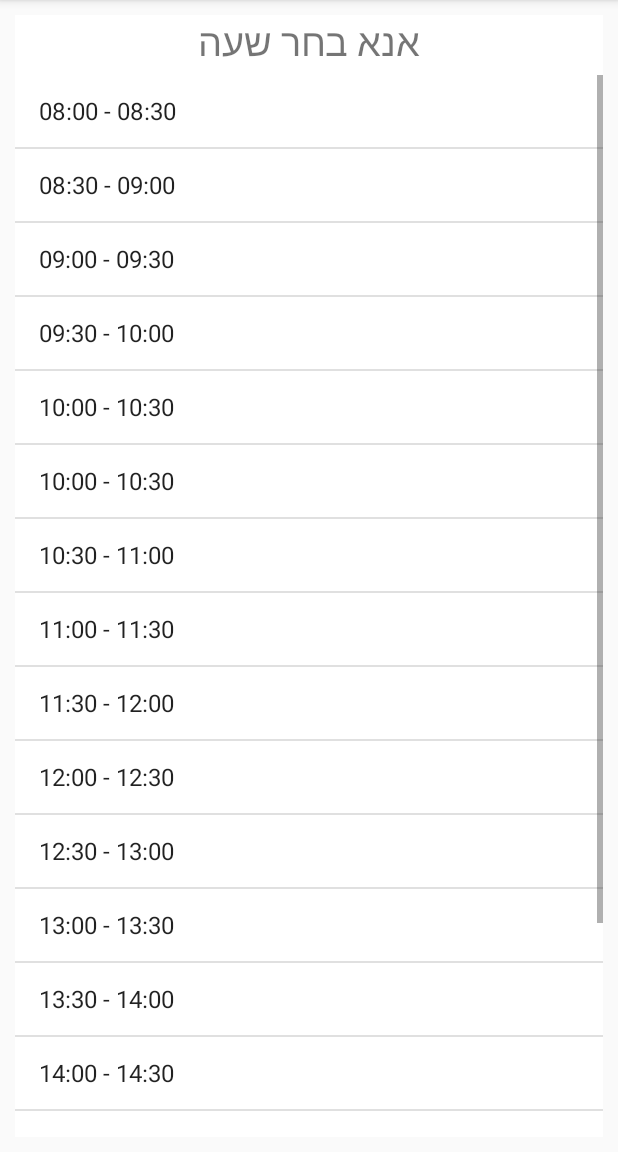
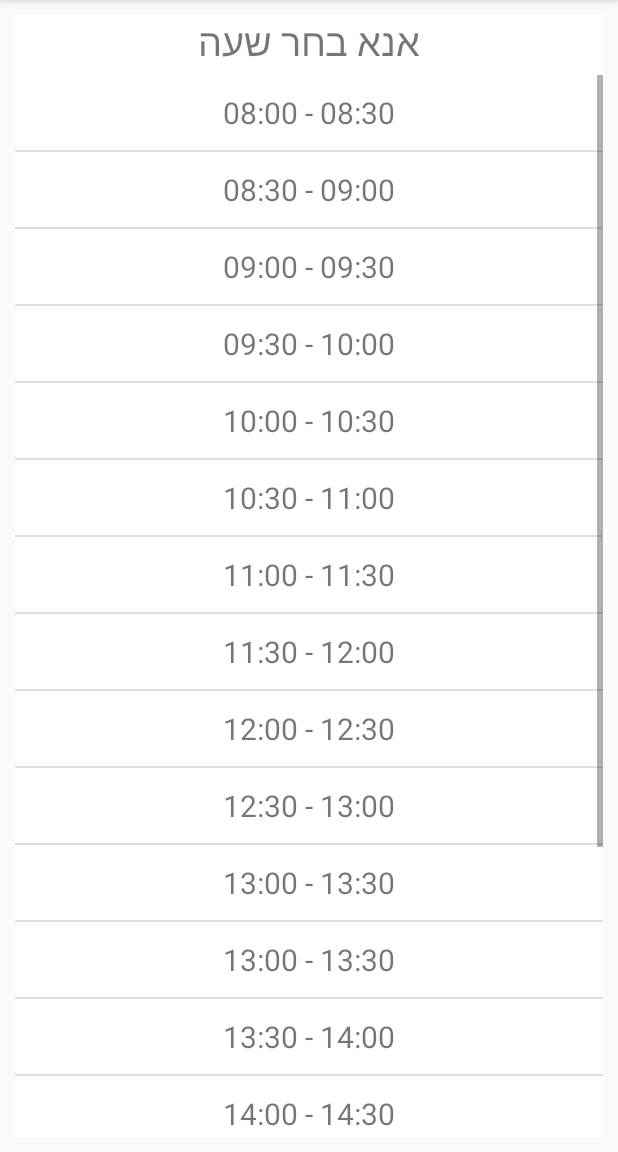
Before and after one commit to benarie/iQueues, an Android app: the fragment TimeListFragment placed in its activity, after a tap on "08:00 - 08:30", on a phone screen of 412 x 824 dp, the part 84-1236 px from its top. Run offline under Robolectric (Android 15) with nearby library versions, the phone set to English and light mode, and no system bars; our stand-ins replace Firebase (no records; nobody signed in at launch, a user with empty details on screens opened directly).

Commit message:
09/10/18

```diff
--- a/app/src/main/java/com/iQueues/DateFragment.java
+++ b/app/src/main/java/com/iQueues/DateFragment.java
@@ -3,6 +3,7 @@ package com.iQueues;
 import android.app.Activity;
 import android.app.Fragment;
 import android.content.Context;
+import android.content.SharedPreferences;
 import android.os.Bundle;
 import android.support.annotation.NonNull;
 import android.support.annotation.Nullable;
@@ -29,8 +30,6 @@ public class DateFragment extends Fragment {
         void onConfirmDateBtnClicked(String date);
 
         void onDeleteDateBtnClicked();
-
-
     }
 
     OnQueueFragmentListener callBack;
@@ -77,13 +76,13 @@ public class DateFragment extends Fragment {
             }
         });
 
-
         TextView okDateBtn = viewGroup.findViewById(R.id.ok_date_btn);
         okDateBtn.setOnClickListener(new View.OnClickListener() {
             @Override
             public void onClick(View v) {
 
                 if (picDate != null) {
+
                     callBack.onConfirmDateBtnClicked(picDate);
                 } else {
                     Toast.makeText(calendarView.getContext(), "you need select date before pressed on confirm button", Toast.LENGTH_SHORT).show();
@@ -101,4 +100,11 @@ public class DateFragment extends Fragment {
 
         return viewGroup;
     }
+
+    @Override
+    public void onPause() {
+        super.onPause();
+
+
+    }
 }
--- a/app/src/main/java/com/iQueues/DriverMainScreen.java
+++ b/app/src/main/java/com/iQueues/DriverMainScreen.java
@@ -120,13 +120,11 @@ public class DriverMainScreen extends AppCompatActivity implements DateFragment.
 
                 transaction.addToBackStack(null).commit();
 
-
-
             }
         });
 
 
-       deleteQueueOnClick();
+        deleteQueueOnClick();
 
 
     }
@@ -147,14 +145,19 @@ public class DriverMainScreen extends AppCompatActivity implements DateFragment.
     @Override
     public void onConfirmDateBtnClicked(String date) {
 
+        order.setDate(date);
+
+        TimeListFragment tlf = new TimeListFragment ();
+        Bundle args = new Bundle();
+        args.putString(TimeListFragment.DATA_RECEIVE,date);
+        tlf .setArguments(args);
+
         //replace between fragments
-        getFragmentManager().beginTransaction().replace(R.id.fragment_container, new TimeListFragment(), TIME_LIST_FRAGMENT_TAG)
+        getFragmentManager().beginTransaction().replace(R.id.fragment_container, tlf, TIME_LIST_FRAGMENT_TAG)
                 .addToBackStack(null).commit();
 
         Fragment fragment = getFragmentManager().findFragmentByTag(DATE_FRAGMENT_TAG);
         getFragmentManager().beginTransaction().remove(fragment).commit();
-
-        order.setDate(date);
 
     }
 
@@ -176,19 +179,17 @@ public class DriverMainScreen extends AppCompatActivity implements DateFragment.
                 Fragment fragment = getFragmentManager().findFragmentByTag(TIME_LIST_FRAGMENT_TAG);
                 getFragmentManager().beginTransaction().remove(fragment).commit();
 
-
                 order.setTime(time);
                 order.setStatus(Globals.ACTIVE_ORDER_STATUS);
 
                 pushOrderDataToDataBase();
-
-
 
             }
 
         });
 
     }
+
 
     @Override
     protected void onStart() {
@@ -217,7 +218,7 @@ public class DriverMainScreen extends AppCompatActivity implements DateFragment.
             timeTv.setText("צהריים טובים");
         else if (hour > 17 && hour <= 20)
             timeTv.setText("ערב טוב");
-        else if (hour > 20 && hour < 23)
+        else if (hour > 20 && hour <= 23)
             timeTv.setText("לילה טוב");
     }
 
@@ -227,7 +228,7 @@ public class DriverMainScreen extends AppCompatActivity implements DateFragment.
         String time = order.getTime();
         String uid = GlobalUtils.getStringFromLocalStorage(DriverMainScreen.this, Globals.UID_LOCAL_STORAGE_KEY);
         String status = Globals.ACTIVE_ORDER_STATUS;
-        String orderId = orderRef.document().getId();
+        String orderId = orderRef.document().getId(); //generate new id
 
         final Order order = new Order(orderId, date, time, uid, status);
 
@@ -271,7 +272,6 @@ public class DriverMainScreen extends AppCompatActivity implements DateFragment.
                 Log.d(TAG, e + "pullDataOfOrderFromFireStore");
             }
         });
-
 
 
     }
--- a/app/src/main/java/com/iQueues/SignInProcess.java
+++ b/app/src/main/java/com/iQueues/SignInProcess.java
@@ -65,7 +65,7 @@ public class SignInProcess extends AppCompatActivity {
         progressBar = findViewById(R.id.progress_bar_0);
         progressDialog = new ProgressDialog(this);
 
-        if (GlobalUtils.getStringFromLocalStorage(this, Globals.UID_LOCAL_STORAGE_KEY) != null) {
+      /*  if (GlobalUtils.getStringFromLocalStorage(this, Globals.UID_LOCAL_STORAGE_KEY) != null) {
 
             uid = GlobalUtils.getStringFromLocalStorage(this, Globals.UID_LOCAL_STORAGE_KEY);
             pullDataOfUserFromFireStore(uid);
@@ -73,7 +73,12 @@ public class SignInProcess extends AppCompatActivity {
             goToMainScreen();
 
             return;
-        }
+        }*/
+
+        uid = GlobalUtils.getStringFromLocalStorage(this, Globals.UID_LOCAL_STORAGE_KEY);
+        pullDataOfUserFromFireStore(uid);
+
+
 
         loginEmail = findViewById(R.id.login_email);
         loginPword = findViewById(R.id.login_Pword);
--- /dev/null
+++ b/app/src/main/java/com/iQueues/TimeLIstAdapter.java
@@ -0,0 +1,76 @@
+package com.iQueues;
+
+import android.content.Context;
+import android.view.LayoutInflater;
+import android.view.View;
+import android.view.ViewGroup;
+import android.widget.BaseAdapter;
+import android.widget.LinearLayout;
+import android.widget.TextView;
+
+import java.util.ArrayList;
+
+public class TimeLIstAdapter extends BaseAdapter {
+
+    private ArrayList<TimeListFragment.Time> times = new ArrayList<>();
+
+    private Context context;
+
+    public TimeLIstAdapter(ArrayList<TimeListFragment.Time> times, Context context) {
+        this.times = times;
+        this.context = context;
+    }
+
+    @Override
+    public int getCount() {
+        return times.size();
+    }
+
+    @Override
+    public Object getItem(int position) {
+        return times.get(position);
+    }
+
+    @Override
+    public boolean isEmpty() {
+        return times.isEmpty();
+    }
+
+    @Override
+    public int getItemViewType(int position) {
+        return 0;
+    }
+
+    @Override
+    public int getViewTypeCount() {
+        return 1;
+    }
+
+    @Override
+    public long getItemId(int position) {
+        return 0;
+    }
+
+    @Override
+    public View getView(int position, View convertView, ViewGroup parent) {
+
+        if (convertView == null) {// no suitable view in the listView recycler view is found.
+
+            convertView = LayoutInflater.from(context).inflate(R.layout.time_cell, null);
+        }
+
+        TextView orderTimeTv = convertView.findViewById(R.id.order_time_text_view);
+
+        TimeListFragment.Time time = times.get(position);
+
+        orderTimeTv.setText(time.getTime());
+
+        if (!time.isAvailable) {
+
+            convertView.setAlpha(0.5f);
+            convertView.setClickable(false);
+        }
+
+        return convertView;
+    }
+}
--- a/app/src/main/java/com/iQueues/TimeListFragment.java
+++ b/app/src/main/java/com/iQueues/TimeListFragment.java
@@ -3,7 +3,6 @@ package com.iQueues;
 import android.app.Activity;
 import android.app.ListFragment;
 import android.content.Context;
-import android.content.Intent;
 import android.os.Bundle;
 import android.support.annotation.NonNull;
 import android.util.Log;
@@ -11,9 +10,9 @@ import android.view.LayoutInflater;
 import android.view.View;
 import android.view.ViewGroup;
 import android.widget.ArrayAdapter;
+import android.widget.BaseAdapter;
 import android.widget.ListView;
 import android.widget.ProgressBar;
-import android.widget.Toast;
 
 import com.google.android.gms.tasks.OnFailureListener;
 import com.google.android.gms.tasks.OnSuccessListener;
@@ -24,36 +23,40 @@ import com.google.firebase.firestore.Query;
 import com.google.firebase.firestore.QuerySnapshot;
 
 import java.util.ArrayList;
-import java.util.Date;
 import java.util.List;
-import java.util.Objects;
-
-import data.GlobalUtils;
-import data.Globals;
 
 
 public class TimeListFragment extends ListFragment {
 
-    private Context context;
+    public class Time {
+        String time;
+        boolean isAvailable = true;
+
+        private Time(String time) {
+            this.time = time;
+        }
+
+        public String getTime() {
+            return time;
+        }
+
+        public void setTime(String time) {
+            this.time = time;
+        }
+    }
+
     private ProgressBar progressBar;
+    private String date;
+    private ListView listView;
+
     String TAG = "TimeListFragment";
+    final static String DATA_RECEIVE = "data_receive";
 
-    Order order;
 
     private FirebaseFirestore database = FirebaseFirestore.getInstance();
     private CollectionReference orderRef = database.collection("orders");
 
-    private final String[] timePerDay = {"08:00 - 08:30", "08:30 - 09:00",
-            "09:00 - 09:30", "09:30 - 10:00",
-            "10:00 - 10:30", "10:00 - 10:30",
-            "10:30 - 11:00", "11:00 - 11:30",
-            "11:30 - 12:00", "12:00 - 12:30",
-            "12:30 - 13:00", "13:00 - 13:30",
-            "13:30 - 14:00", "14:00 - 14:30",
-            "14:30 - 15:00", "15:00 - 15:30",
-            "15:30 - 16:00", "16:30 - 17:00"};
-
-    private ArrayList<String> availableTimes = new ArrayList<>();
+    private ArrayList<TimeListFragment.Time> times = new ArrayList<>();
 
     public interface OnTimeListFragmentListener {
 
@@ -63,12 +66,30 @@ public class TimeListFragment extends ListFragment {
 
     OnTimeListFragmentListener callback;
 
-
     @Override
     public void onAttach(Context context) {
         super.onAttach(context);
 
-        for (String s : timePerDay) availableTimes.add(s);
+        times.add(new TimeListFragment.Time("08:00 - 08:30"));
+        times.add(new TimeListFragment.Time("08:30 - 09:00"));
+        times.add(new TimeListFragment.Time("09:00 - 09:30"));
+        times.add(new TimeListFragment.Time("09:30 - 10:00"));
+        times.add(new TimeListFragment.Time("10:00 - 10:30"));
+        times.add(new TimeListFragment.Time("10:30 - 11:00"));
+        times.add(new TimeListFragment.Time("11:00 - 11:30"));
+        times.add(new TimeListFragment.Time("11:30 - 12:00"));
+        times.add(new TimeListFragment.Time("12:00 - 12:30"));
+        times.add(new TimeListFragment.Time("12:30 - 13:00"));
+        times.add(new TimeListFragment.Time("13:00 - 13:30"));
+        times.add(new TimeListFragment.Time("13:00 - 13:30"));
+        times.add(new TimeListFragment.Time("13:30 - 14:00"));
+        times.add(new TimeListFragment.Time("14:00 - 14:30"));
+        times.add(new TimeListFragment.Time("14:30 - 15:00"));
+        times.add(new TimeListFragment.Time("15:00 - 15:30"));
+        times.add(new TimeListFragment.Time("15:30 - 16:00"));
+        times.add(new TimeListFragment.Time("16:00 - 16:30"));
+        times.add(new TimeListFragment.Time("16:30 - 17:00"));
+
 
         Activity activity = (Activity) context;
         try {
@@ -80,13 +101,14 @@ public class TimeListFragment extends ListFragment {
         // show loading spinner here
 
        /* progressBar = new ProgressBar(context);
-        progressBar = v.findViewById(R.id.progress_bar);
-        progressBar.setVisibility(View.VISIBLE);*/
-
+        progressBar = getView().findViewById(R.id.progress_bar);
+        progressBar.setVisibility(View.VISIBLE);
+*/
 
         getAvailableTimesFromFireStore();
 
-        /*progressBar.setVisibility(View.GONE);*/
+        /*  progressBar.setVisibility(View.GONE);*/
+
 
     }
 
@@ -95,21 +117,23 @@ public class TimeListFragment extends ListFragment {
         after that add success and fail listeners.
         don't forget to remove the loading spinner inside the listeners :) */
 
-        final String date = order.getDate();
+        Bundle args = getArguments();
+        if (args != null) {
+            date = args.getString(DATA_RECEIVE);
+        }
 
         orderRef.whereEqualTo("status", "active")
                 .whereEqualTo("date", date)
-                .orderBy("time", Query.Direction.ASCENDING).get()
+                .orderBy("time").get()
                 .addOnSuccessListener(new OnSuccessListener<QuerySnapshot>() {
                     @Override
                     public void onSuccess(QuerySnapshot queryDocumentSnapshots) {
                         List<DocumentSnapshot> documentsList = queryDocumentSnapshots.getDocuments();
                         for (DocumentSnapshot document : documentsList) {
-                    for (String available : availableTimes){
-                        if (Objects.equals(document.getString("time"), available)){
-                            availableTimes.remove(available);
+                            for (TimeListFragment.Time availableTimes : times) {
+                                if (availableTimes.getTime().equals(document.getString("time"))) {
+                                    availableTimes.isAvailable = false;
                                 }
-
                             }
                         }
                     }
@@ -119,31 +143,26 @@ public class TimeListFragment extends ListFragment {
                 Log.d(TAG, e + "getAvailableTimesFromFireStore");
             }
         });
-
-
     }
 
 
     @Override
+
     public View onCreateView(LayoutInflater inflater, ViewGroup container, Bundle savedInstanceState) {
 
         View v = inflater.inflate(R.layout.time_fragment, container, false);
-        ArrayAdapter<String> adapter = new ArrayAdapter<>(getActivity(), android.R.layout.simple_list_item_1, timePerDay);
-        setListAdapter(adapter);
+        TimeLIstAdapter timeLIstAdapter = new TimeLIstAdapter(times, getContext());
+        setListAdapter(timeLIstAdapter);
+
         return v;
+
     }
 
     @Override
     public void onListItemClick(ListView l, View v, int position, long id) {
         super.onListItemClick(l, v, position, id);
 
-        for (String s : availableTimes){
-            if(timePerDay[position].equals(s))
-                callback.onListItemClicked(timePerDay[position]);
-            else
-                Toast.makeText(context, "The time is chosen", Toast.LENGTH_SHORT).show();
-        }
-
+        callback.onListItemClicked(times.get(position).getTime());
     }
 
 
--- /dev/null
+++ b/app/src/main/res/layout/time_cell.xml
@@ -0,0 +1,17 @@
+<?xml version="1.0" encoding="utf-8"?>
+<LinearLayout xmlns:android="http://schemas.android.com/apk/res/android"
+    android:layout_width="match_parent"
+    android:layout_height="match_parent"
+    android:orientation="vertical">
+
+    <TextView
+        android:id="@+id/order_time_text_view"
+        android:layout_width="match_parent"
+        android:layout_height="50dp"
+        android:text="זמן"
+        android:textSize="20sp"
+        android:textAlignment="center"
+        android:gravity="center"
+        />
+
+</LinearLayout>
```
Lines whose indentation alone changed are shown as unchanged.
